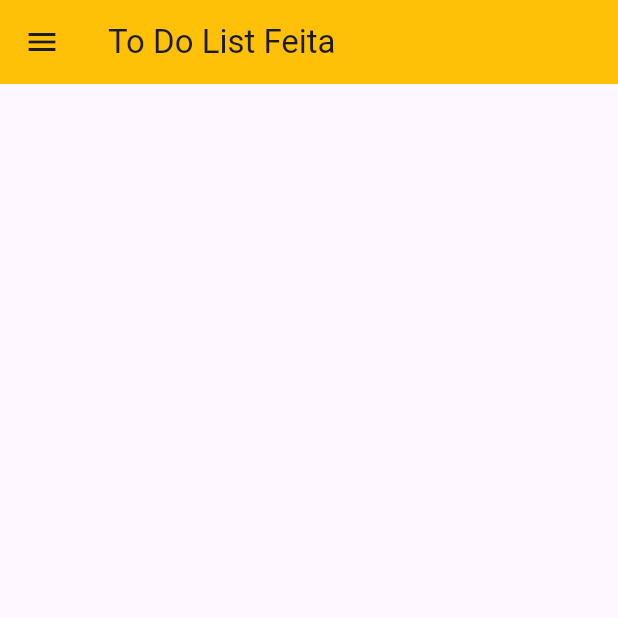
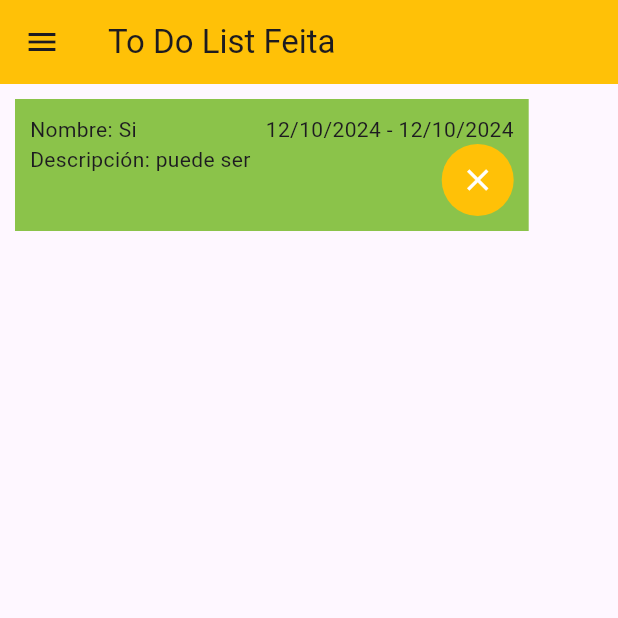
Before and after one commit to esuazo2601/AppsMoviles1, a Flutter app: the TodO screen opened directly, on a phone screen of 412 x 824 dp, the top half of it. Run offline on Flutter 3.47's test engine with Material 2 defaults, Android fonts, the phone set to English and light mode, and no system bars; our stand-ins replace motion_toast, shared_preferences; accounts and stored records are empty.

Commit message:
trabalho em tasks

```diff
--- a/lib/pages/Barra_Lateral.dart
+++ b/lib/pages/Barra_Lateral.dart
@@ -9,7 +9,7 @@ class BarraLateral extends StatelessWidget {
   Widget build(BuildContext context) {
     return Drawer(
       child: Container(
-        color: Colors.cyan,
+        color: Colors.white,
         child: ListView(
           padding: EdgeInsets.zero,
           children: [
--- a/lib/pages/ToDo.dart
+++ b/lib/pages/ToDo.dart
@@ -1,5 +1,7 @@
+// ignore: file_names
 import 'package:flutter/material.dart';
 import 'package:proyecto1/pages/Barra_Lateral.dart';
+import 'package:proyecto1/shared/Task.dart';
 
 class TodO extends StatefulWidget {
   const TodO({super.key});
@@ -16,8 +18,17 @@ class _TodOState extends State<TodO> {
         appBar: AppBar(
             title: const Text("To Do List Feita"),
             backgroundColor: Colors.amber),
-        body: Column(
-          children: [],
+        body: SingleChildScrollView(
+          scrollDirection: Axis.horizontal,
+          child: Column(
+            children: [
+              Task(
+                  name: 'Si',
+                  description: 'puede ser',
+                  fecha_inicio: DateTime.parse('2024-10-12'),
+                  fecha_fin: DateTime.parse('2024-10-12'))
+            ],
+          ),
         ),
         drawer: const BarraLateral(),
       ),
--- /dev/null
+++ b/lib/shared/Task.dart
@@ -0,0 +1,83 @@
+import 'package:flutter/material.dart';
+import 'package:intl/intl.dart';
+
+class Task extends StatelessWidget {
+  final String name;
+  final String description;
+  final DateTime fecha_inicio;
+  final DateTime fecha_fin;
+  final bool? codear;
+  final bool? flojear;
+  final bool? comer;
+  final bool? comprar;
+
+  // Constructor que recibe los parámetros nombre, descripción y fechas
+  const Task(
+      {Key? key,
+      required this.name,
+      required this.description,
+      required this.fecha_inicio,
+      required this.fecha_fin,
+      this.codear,
+      this.flojear,
+      this.comer,
+      this.comprar})
+      : super(key: key);
+
+  @override
+  Widget build(BuildContext context) {
+    Map<String, bool> categorias = {
+      'Codear': false,
+      'Flojear': false,
+      'Comer': false,
+      'Comprar': false
+    };
+
+    final formatoFecha = DateFormat('dd/MM/yyyy'); // Define el formato deseado
+    final fechaInicioTexto = formatoFecha.format(fecha_inicio);
+    final fechaFinTexto = formatoFecha.format(fecha_fin);
+    final fechaTexto = '$fechaInicioTexto - $fechaFinTexto';
+
+    return Container(
+      margin: const EdgeInsets.all(10),
+      padding: const EdgeInsets.all(10),
+      color: Colors.lightGreen,
+      child: Row(
+        mainAxisAlignment: MainAxisAlignment.start,
+        crossAxisAlignment: CrossAxisAlignment.start,
+        children: [
+          Column(
+            crossAxisAlignment: CrossAxisAlignment.start,
+            children: [
+              Text('Nombre: $name'),
+              Text('Descripción: $description'),
+            ],
+          ),
+          const SizedBox(
+            width: 10, // Reducir el ancho del SizedBox
+          ),
+          Column(
+            crossAxisAlignment: CrossAxisAlignment.end,
+            children: [
+              Text(fechaTexto),
+              Container(
+                decoration: BoxDecoration(
+                  color: Colors.amber, // Color de fondo del Container
+                  borderRadius: BorderRadius.circular(
+                      50), // Radio de las esquinas (50 es la mitad del ancho/alto)
+                ),
+                child: IconButton(
+                  onPressed: () {
+                    print("qlo");
+                  },
+                  icon: const Icon(Icons.close),
+                  color: Colors.white, // Color del icono
+                ),
+              )
+            ],
+          )
+        ],
+      ),
+    );
+  }
+}
--- a/pubspec.yaml
+++ b/pubspec.yaml
@@ -37,6 +37,7 @@ dependencies:
   # Use with the CupertinoIcons class for iOS style icons.
   cupertino_icons: ^1.0.2
   shared_preferences: ^2.2.1
+  intl: ^0.18.1
 
 dev_dependencies:
   flutter_test:
```
Also changed, not shown: pubspec.lock.
